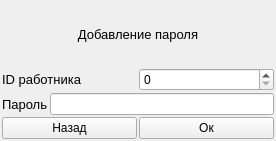
Before: the Qt Designer form code/form_for_add_password.ui in Alex-Sidorov/SEFOLL, drawn with Qt 5.
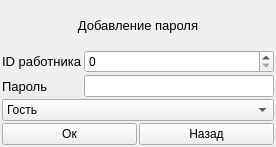
After: the same form once the commit is applied.

The edit to the form file:
```diff
--- a/code/form_for_add_password.ui
+++ b/code/form_for_add_password.ui
@@ -7,13 +7,13 @@
     <x>0</x>
     <y>0</y>
     <width>276</width>
-    <height>141</height>
+    <height>147</height>
    </rect>
   </property>
   <property name="windowTitle">
    <string>Form</string>
   </property>
-  <layout class="QVBoxLayout" name="verticalLayout">
+  <layout class="QVBoxLayout" name="verticalLayout_3">
    <property name="spacing">
     <number>2</number>
    </property>
@@ -47,7 +47,15 @@
    <item>
     <layout class="QHBoxLayout" name="horizontalLayout">
      <item>
+      <layout class="QVBoxLayout" name="verticalLayout_2">
+       <item>
       <widget class="QLabel" name="label_2">
+         <property name="sizePolicy">
+          <sizepolicy hsizetype="Preferred" vsizetype="Preferred">
+           <horstretch>0</horstretch>
+           <verstretch>0</verstretch>
+          </sizepolicy>
+         </property>
        <property name="font">
         <font>
          <pointsize>10</pointsize>
@@ -59,42 +67,81 @@
       </widget>
      </item>
      <item>
-      <widget class="QSpinBox" name="id"/>
-     </item>
-    </layout>
-   </item>
-   <item>
-    <layout class="QHBoxLayout" name="horizontalLayout_2">
-     <item>
       <widget class="QLabel" name="label_3">
+         <property name="sizePolicy">
+          <sizepolicy hsizetype="Preferred" vsizetype="Preferred">
+           <horstretch>200</horstretch>
+           <verstretch>0</verstretch>
+          </sizepolicy>
+         </property>
        <property name="font">
         <font>
          <pointsize>10</pointsize>
         </font>
        </property>
+         <property name="layoutDirection">
+          <enum>Qt::LeftToRight</enum>
+         </property>
        <property name="text">
         <string>Пароль</string>
        </property>
       </widget>
      </item>
+      </layout>
+     </item>
+     <item>
+      <layout class="QVBoxLayout" name="verticalLayout">
+       <item>
+        <widget class="QSpinBox" name="id"/>
+       </item>
      <item>
       <widget class="QLineEdit" name="password">
        <property name="enabled">
         <bool>true</bool>
        </property>
+         <property name="echoMode">
+          <enum>QLineEdit::Password</enum>
+         </property>
       </widget>
      </item>
     </layout>
+     </item>
+    </layout>
+   </item>
+   <item>
+    <widget class="QComboBox" name="access">
+     <property name="enabled">
+      <bool>true</bool>
+     </property>
+     <item>
+      <property name="text">
+       <string>Гость</string>
+      </property>
+     </item>
+     <item>
+      <property name="text">
+       <string>Руководитель</string>
+      </property>
+     </item>
+     <item>
+      <property name="text">
+       <string>Работник, который принимает заказы</string>
+      </property>
+     </item>
+     <item>
+      <property name="text">
+       <string>Работник, который закрывает заказы</string>
+      </property>
+     </item>
+     <item>
+      <property name="text">
+       <string>Администратор</string>
+      </property>
+     </item>
+    </widget>
    </item>
    <item>
     <layout class="QHBoxLayout" name="horizontalLayout_3">
-     <item>
-      <widget class="QPushButton" name="back_button">
-       <property name="text">
-        <string>Назад</string>
-       </property>
-      </widget>
-     </item>
      <item>
       <widget class="QPushButton" name="ok_button">
        <property name="text">
@@ -102,6 +149,13 @@
        </property>
       </widget>
      </item>
+     <item>
+      <widget class="QPushButton" name="back_button">
+       <property name="text">
+        <string>Назад</string>
+       </property>
+      </widget>
+     </item>
     </layout>
    </item>
   </layout>
```
Left out of the diff: 6 changed lines with no effect on the pictures. Lines whose indentation alone changed are shown as unchanged.
